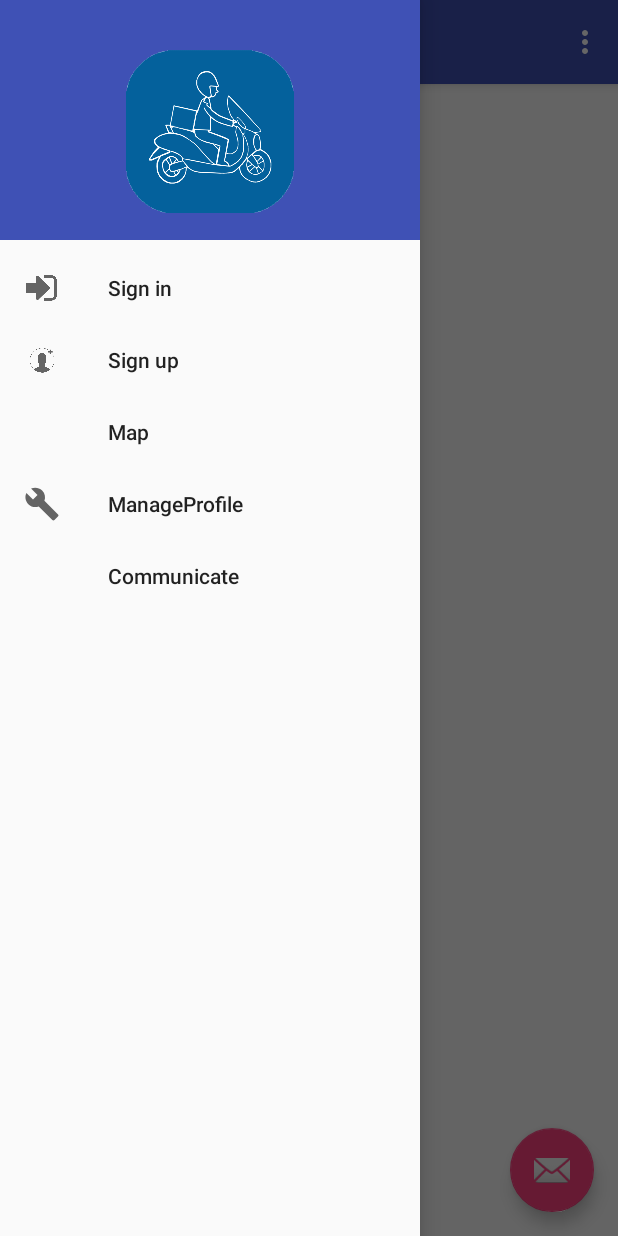
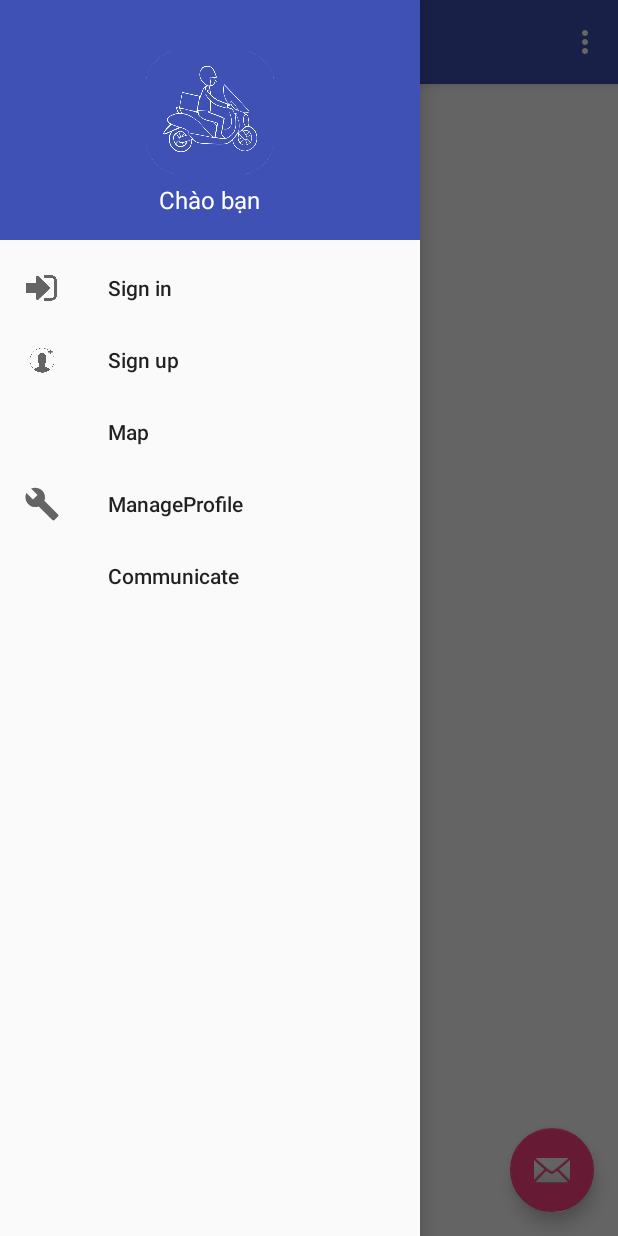
Before and after one commit to anhnd58/Omber, an Android app: the screen it shows after launch (MainActivity), with the side drawer open, on a phone screen of 412 x 824 dp. Run offline under Robolectric (Android 15) with nearby library versions, the phone set to English and light mode, and no system bars.

Commit message:
Sửa mấy thứ linh tinh

```diff
--- a/Omber/app/src/main/AndroidManifest.xml
+++ b/Omber/app/src/main/AndroidManifest.xml
@@ -25,7 +25,8 @@
 
         <activity
             android:name="SplashScreen"
-            android:label="@string/app_name" >
+            android:label="@string/app_name"
+            android:theme="@style/AppTheme.NoActionBar">>
             <intent-filter>
                 <action android:name="android.intent.action.MAIN" />
 
--- a/Omber/app/src/main/res/layout/nav_header_main.xml
+++ b/Omber/app/src/main/res/layout/nav_header_main.xml
@@ -1,5 +1,5 @@
 <?xml version="1.0" encoding="utf-8"?>
-<LinearLayout xmlns:android="http://schemas.android.com/apk/res/android"
+<RelativeLayout xmlns:android="http://schemas.android.com/apk/res/android"
     android:layout_width="match_parent"
     android:layout_height="@dimen/nav_header_height"
     android:background="?attr/colorPrimary"
@@ -16,8 +16,22 @@
         android:layout_width="wrap_content"
         android:layout_height="wrap_content"
         android:paddingTop="@dimen/nav_header_vertical_spacing"
-        android:src="@drawable/logo_omber" />
+        android:src="@drawable/logo_omber_white"
+        android:layout_alignParentBottom="true"
+        android:layout_alignParentLeft="true"
+        android:layout_alignParentStart="true"
+        android:layout_marginBottom="26dp" />
+
+    <TextView
+        android:layout_width="wrap_content"
+        android:layout_height="wrap_content"
+        android:id="@+id/hello"
+        android:text="Chào bạn"
+        android:textColor="@color/white"
+        android:textSize="16sp"
+        android:layout_alignParentBottom="true"
+        android:layout_centerHorizontal="true" />
 
 
 
-</LinearLayout>
+</RelativeLayout>
```
